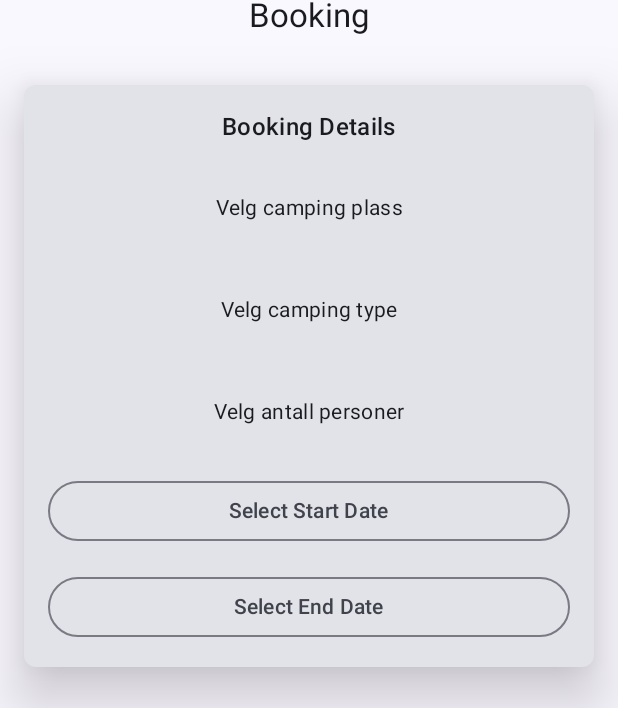
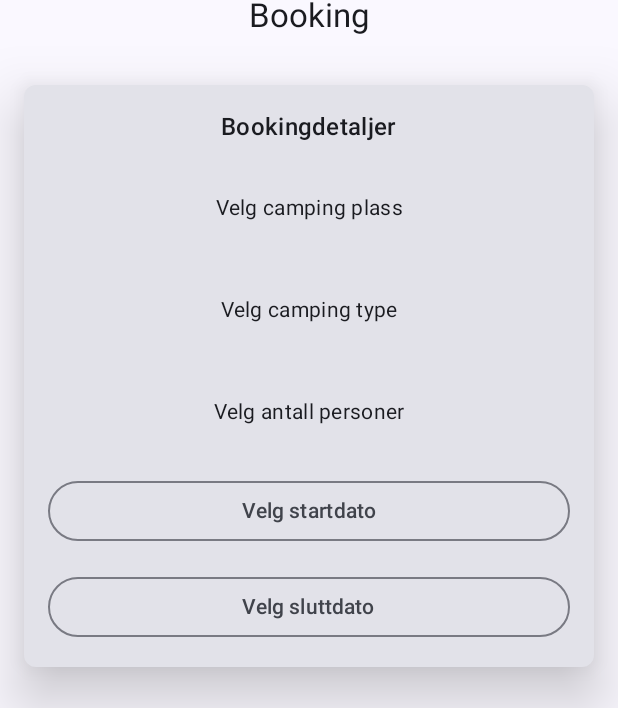
Before and after one commit to jeskro1/MOB3000Gruppe4Camping, an Android app built with Jetpack Compose: the BookingScreen screen opened through its navigation route, item 2 of the bottom bar chosen, on a phone screen of 412 x 824 dp. Shown: the part 239-947 px from the top of the screen. Run offline under Robolectric (Android 15) with nearby library versions, the phone set to English and light mode, and no system bars; our stand-ins replace Firebase (no records; nobody signed in at launch, a user with empty details on screens opened directly).

```diff
--- a/app/src/main/java/com/example/mob3000gruppe4camping/userinterface/BookingScreen.kt
+++ b/app/src/main/java/com/example/mob3000gruppe4camping/userinterface/BookingScreen.kt
@@ -36,7 +36,7 @@ data class Booking(
     val pris: Int? = null
 )
 
-@SuppressLint("SimpleDateFormat") // Suppress warning for SimpleDateFormat
+@SuppressLint("SimpleDateFormat")
 @OptIn(ExperimentalMaterial3Api::class)
 @Composable
 fun BookingScreen(navController: NavHostController) {
@@ -48,8 +48,8 @@ fun BookingScreen(navController: NavHostController) {
             }
         }
 
-    var startDateButtonText by remember { mutableStateOf("Select Start Date") }
-    var endDateButtonText by remember { mutableStateOf("Select End Date") }
+    var startDateButtonText by remember { mutableStateOf("Velg startdato") }
+    var endDateButtonText by remember { mutableStateOf("Velg sluttdato") }
     var selectedCampingSpot by remember { mutableStateOf("Velg camping plass") }
     var selectedCampingType by remember { mutableStateOf("Velg camping type") }
     var selectedAntPersoner by remember { mutableStateOf("Velg antall personer") }
@@ -87,7 +87,7 @@ fun BookingScreen(navController: NavHostController) {
                 },
                 dismissButton = {
                     TextButton(onClick = { showStartDatePicker = false }) {
-                        Text("Cancel")
+                        Text("Kanseller")
                     }
                 }
             ) {
@@ -110,7 +110,7 @@ fun BookingScreen(navController: NavHostController) {
                 },
                 dismissButton = {
                     TextButton(onClick = { showEndDatePicker = false }) {
-                        Text("Cancel")
+                        Text("Kanseller")
                     }
                 }
             ) {
@@ -136,7 +136,7 @@ fun BookingScreen(navController: NavHostController) {
                 horizontalAlignment = Alignment.CenterHorizontally
             ) {
                 Text(
-                    text = "Booking Details",
+                    text = "Bookingdetaljer",
                     style = MaterialTheme.typography.titleMedium,
                     modifier = Modifier.padding(bottom = 16.dp)
                 )
--- a/app/src/main/java/com/example/mob3000gruppe4camping/userinterface/MainActivity.kt
+++ b/app/src/main/java/com/example/mob3000gruppe4camping/userinterface/MainActivity.kt
@@ -35,7 +35,8 @@ class MainActivity : ComponentActivity() {
     private fun openGoogleMaps() {
         val latitude = -54.4221061
         val longitude = 3.3406971
-        val gmmIntentUri = Uri.parse("geo:$latitude,$longitude?q=$latitude,$longitude(Campingplass)")
+        val placeName = "Bouvet Øya Camping"
+        val gmmIntentUri = Uri.parse("geo:$latitude,$longitude?q=$latitude,$longitude($placeName)")
         val mapIntent = Intent(Intent.ACTION_VIEW, gmmIntentUri)
         mapIntent.setPackage("com.google.android.apps.maps")
         startActivity(mapIntent)
```
